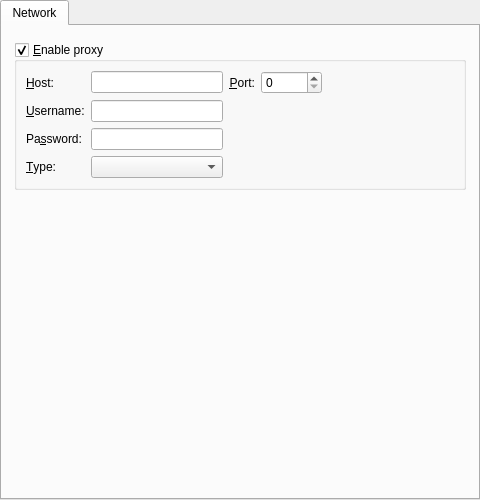
The window that src/gui/pref/network.ui (wilbert2000/wzplayer) describes before a commit, drawn with Qt 5.
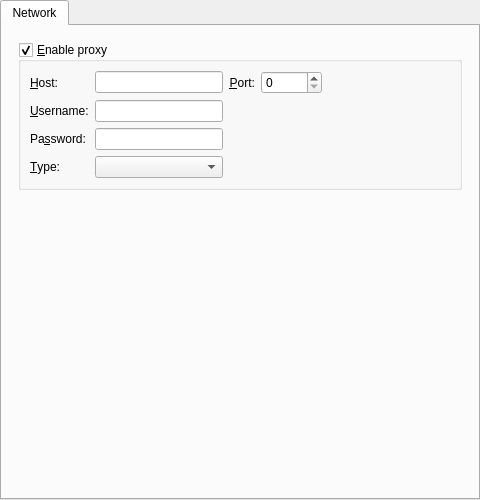
The same window after the commit.

```diff
--- a/src/gui/pref/network.ui
+++ b/src/gui/pref/network.ui
@@ -25,16 +25,16 @@
       </attribute>
       <layout class="QVBoxLayout" name="verticalLayout">
        <property name="leftMargin">
-        <number>12</number>
+        <number>16</number>
        </property>
        <property name="topMargin">
         <number>16</number>
        </property>
        <property name="rightMargin">
-        <number>12</number>
+        <number>16</number>
        </property>
        <property name="bottomMargin">
-        <number>12</number>
+        <number>16</number>
        </property>
        <item>
         <widget class="QGroupBox" name="proxy_group">
```
Left out of the diff: 11 changed lines with no effect on the pictures.
